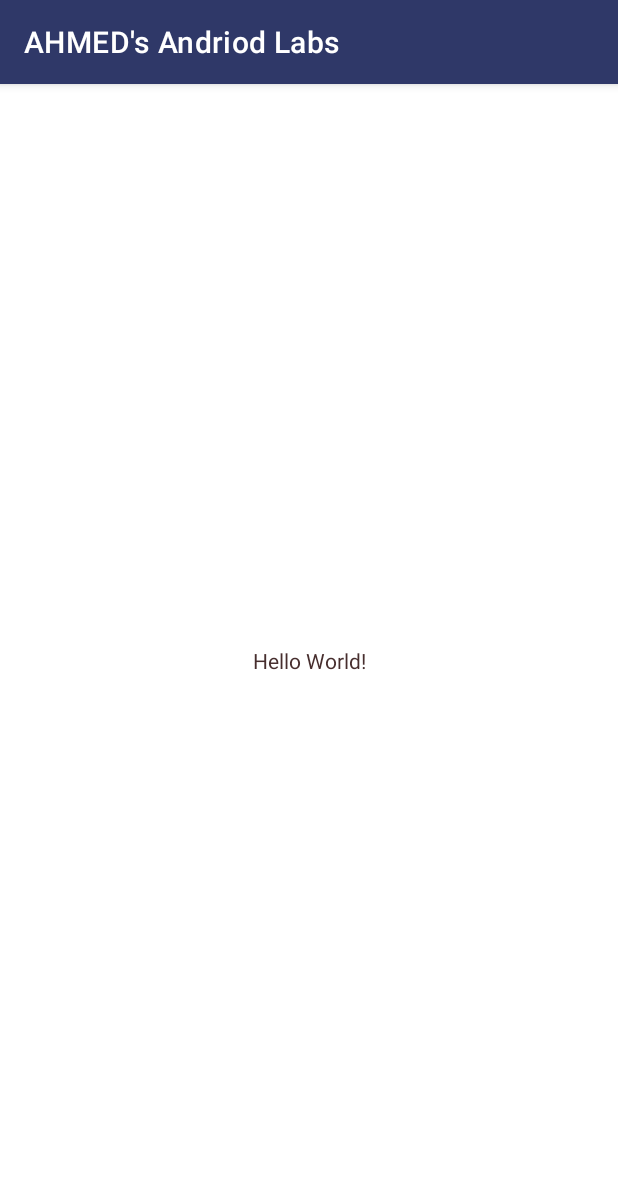
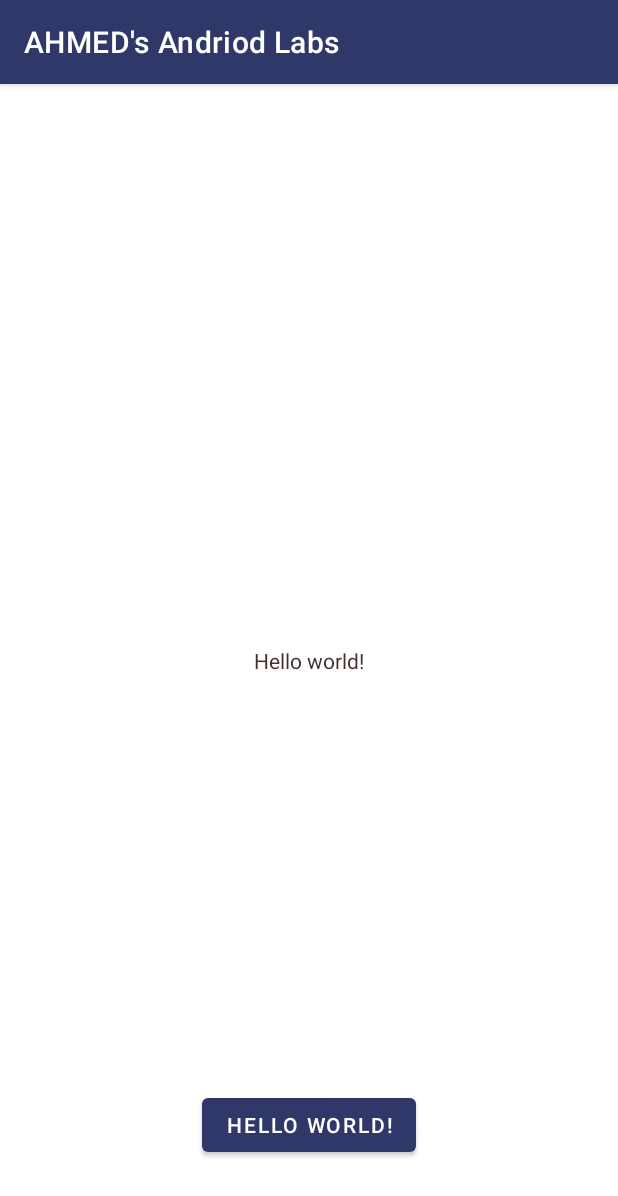
Before and after one commit to oiiin/Android-dev, an Android app: the screen it shows after launch (MainActivity), on a phone screen of 412 x 824 dp. Shown: the top 1196 px of the screen. Run offline under Robolectric (Android 15) with nearby library versions, the phone set to English and light mode, and no system bars.

Commit message:
Initial Commit

```diff
--- a/app/src/main/res/layout/activity_main.xml
+++ b/app/src/main/res/layout/activity_main.xml
@@ -9,10 +9,20 @@
     <TextView
         android:layout_width="wrap_content"
         android:layout_height="wrap_content"
-        android:text="Hello World!"
+        android:text="@string/hello_message"
         app:layout_constraintBottom_toBottomOf="parent"
         app:layout_constraintEnd_toEndOf="parent"
         app:layout_constraintStart_toStartOf="parent"
         app:layout_constraintTop_toTopOf="parent" />
 
+    <Button
+        android:layout_width="wrap_content"
+        android:layout_height="wrap_content"
+        android:layout_marginBottom="50dp"
+        android:text="@string/hello_message"
+        app:layout_constraintBottom_toBottomOf="parent"
+        app:layout_constraintEnd_toEndOf="parent"
+        app:layout_constraintHorizontal_bias="0.5"
+        app:layout_constraintStart_toStartOf="parent" />
+
 </androidx.constraintlayout.widget.ConstraintLayout>
--- a/app/src/main/res/values/strings.xml
+++ b/app/src/main/res/values/strings.xml
@@ -1,3 +1,5 @@
 <resources>
     <string name="app_name">AHMED\'s Andriod Labs</string>
+    <string name="hello_message">Hello world!</string>
+    <string name="button_message">I\'m a button</string>
 </resources>
```
